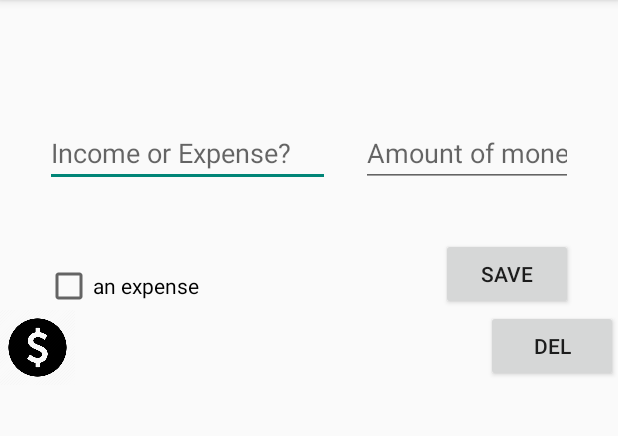
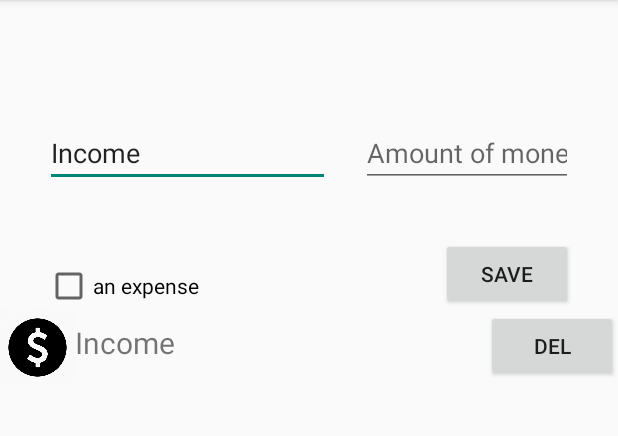
Before and after one commit to annguyen9461/androidProjects, an Android app: the screen it shows after launch (MainActivity), after a tap on "SAVE", on a phone screen of 412 x 824 dp, the part 84-520 px from its top. Run offline under Robolectric (Android 15) with nearby library versions, the phone set to English and light mode, and no system bars.

Commit message:
check box for money type working

```diff
--- a/AndWallet/app/src/main/java/hu/ait/andwallet/MainActivity.kt
+++ b/AndWallet/app/src/main/java/hu/ait/andwallet/MainActivity.kt
@@ -22,8 +22,6 @@ class MainActivity : AppCompatActivity() {
     private fun addNewMoneyItem() {
         val moneyRow = MoneyRowBinding.inflate(layoutInflater)
 
-        moneyRow.tvMoneyTitle.text = binding.etMoneyName.text.toString()
-        moneyRow.tvMoneyAmt.text = binding.etMoneyAmount.text.toString()
 
         moneyRow.btnDelete.setOnClickListener {
             binding.layoutContent.removeView(moneyRow.root)
@@ -31,9 +29,14 @@ class MainActivity : AppCompatActivity() {
 
         if (binding.cbIsExpense.isChecked) {
             moneyRow.ivIcon.setImageResource(R.drawable.expense)
+            binding.etMoneyName.setText("Expense   ")
         } else {
             moneyRow.ivIcon.setImageResource(R.drawable.income)
+            binding.etMoneyName.setText("Income   ")
         }
+
+        moneyRow.tvMoneyTitle.text = binding.etMoneyName.text.toString()
+        moneyRow.tvMoneyAmt.text = binding.etMoneyAmount.text.toString()
 
         binding.layoutContent.addView(moneyRow.root)
     }
--- a/AndWallet/app/src/main/res/layout/activity_main.xml
+++ b/AndWallet/app/src/main/res/layout/activity_main.xml
@@ -16,6 +16,7 @@
             android:layout_width="190dp"
             android:layout_height="43dp"
             android:hint="Income or Expense?"
+            android:editable="false"
             app:layout_constraintBottom_toTopOf="@+id/guideline5"
             app:layout_constraintStart_toStartOf="@+id/guideline2"></EditText>
 
```
